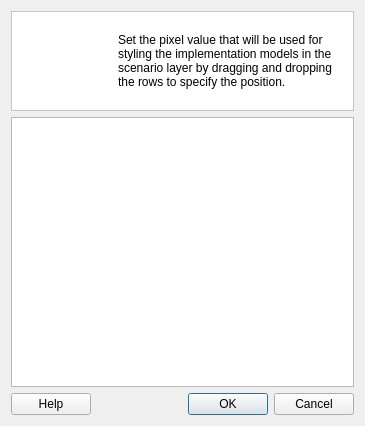
Before: the Qt Designer form src/cplus_plugin/ui/style_pixel_dialog.ui in ConservationInternational/cplus-plugin, drawn with Qt 5.
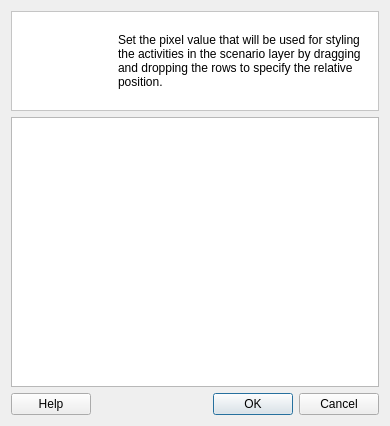
After: the same form once the commit is applied.

Commit message: Rename implementation model to activity.

What changed in the file:
```diff
--- a/src/cplus_plugin/ui/style_pixel_dialog.ui
+++ b/src/cplus_plugin/ui/style_pixel_dialog.ui
@@ -6,7 +6,7 @@
    <rect>
     <x>0</x>
     <y>0</y>
-    <width>365</width>
+    <width>390</width>
     <height>426</height>
    </rect>
   </property>
@@ -66,7 +66,7 @@
       <item>
        <widget class="QLabel" name="label_123">
         <property name="text">
-         <string>&lt;html&gt;&lt;head/&gt;&lt;body&gt;&lt;p&gt;Set the pixel value that will be used for styling the implementation models in the scenario layer by dragging and dropping the rows to specify the position.&lt;/p&gt;&lt;/body&gt;&lt;/html&gt;</string>
+         <string>&lt;html&gt;&lt;head/&gt;&lt;body&gt;&lt;p&gt;Set the pixel value that will be used for styling the activities in the scenario layer by dragging and dropping the rows to specify the relative position.&lt;/p&gt;&lt;/body&gt;&lt;/html&gt;</string>
         </property>
         <property name="wordWrap">
          <bool>true</bool>
```
Left out of the diff: 2 changed lines with no effect on the pictures. The commit also changes 26 other files.
